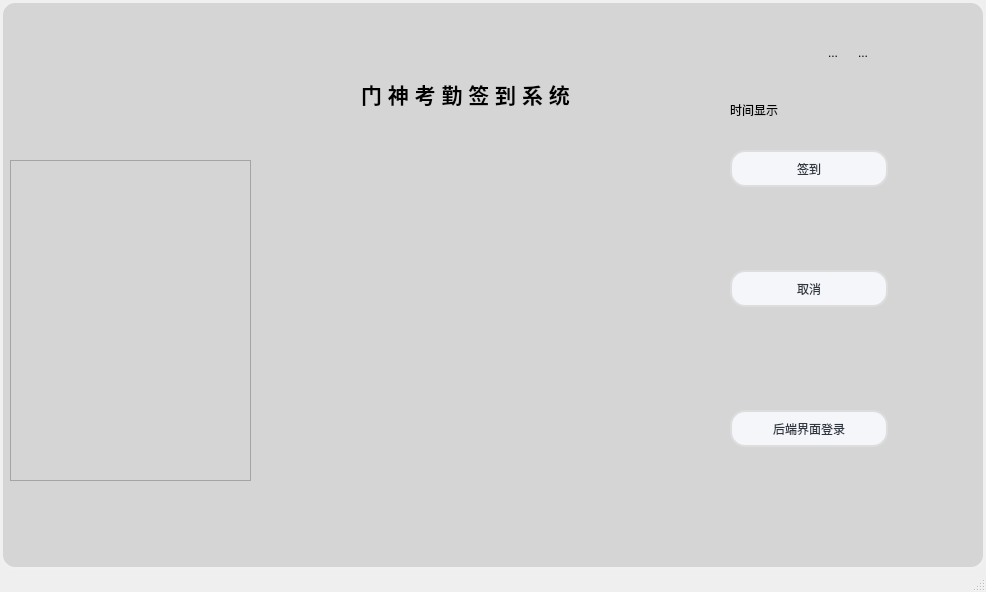
ClearDewy/CDSignInSystem, file CDSignInSystem/mainwindow.ui: the form before one commit.
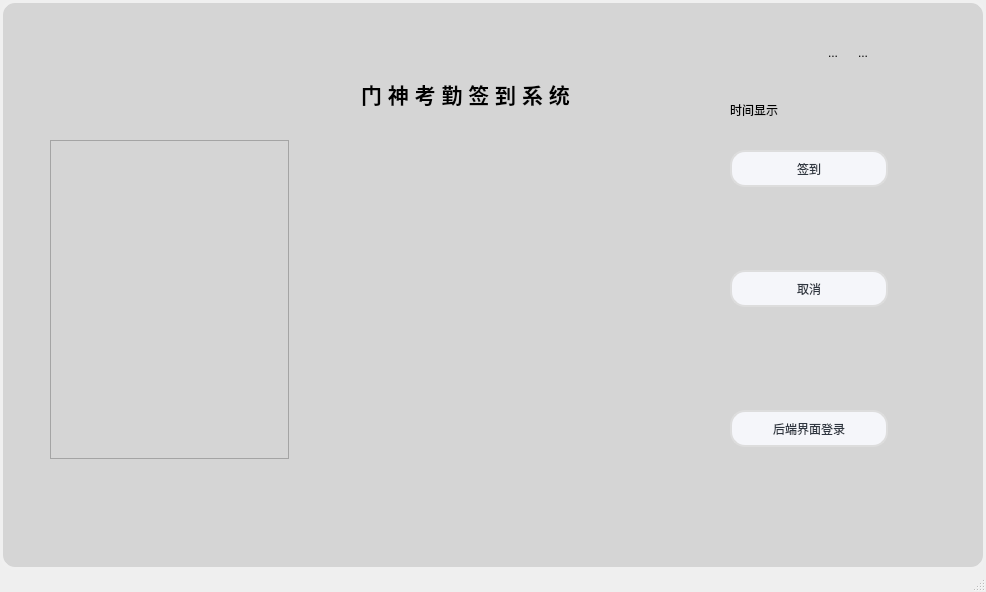
The form after the commit.

Patch:
```diff
--- a/CDSignInSystem/mainwindow.ui
+++ b/CDSignInSystem/mainwindow.ui
@@ -297,10 +297,10 @@
    <widget class="QListView" name="listView">
     <property name="geometry">
      <rect>
-      <x>10</x>
-      <y>160</y>
-      <width>241</width>
-      <height>321</height>
+      <x>50</x>
+      <y>140</y>
+      <width>239</width>
+      <height>319</height>
      </rect>
     </property>
     <property name="styleSheet">
```
